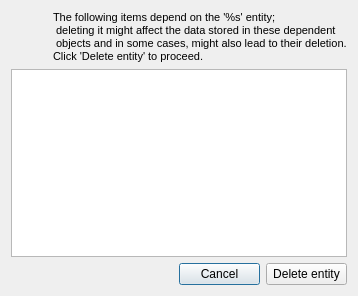
Qt form ui/wizard/ui_entity_depend.ui (gltn/stdm) before a commit.
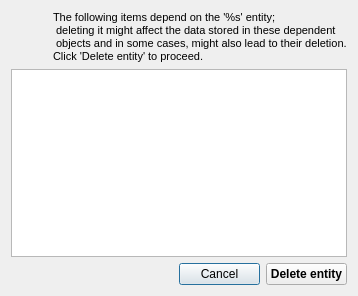
The same form after that commit. Icons and pictures are not drawn.

Commit message: Fixed date and datetime TypeError in issues #102 and #103

What changed in the file:
```diff
--- a/ui/wizard/ui_entity_depend.ui
+++ b/ui/wizard/ui_entity_depend.ui
@@ -116,6 +116,12 @@
        </item>
        <item>
         <widget class="QPushButton" name="btnDelete">
+         <property name="font">
+          <font>
+           <weight>75</weight>
+           <bold>true</bold>
+          </font>
+         </property>
          <property name="text">
           <string>Delete entity</string>
          </property>
```
The commit also changes 2 other files.
